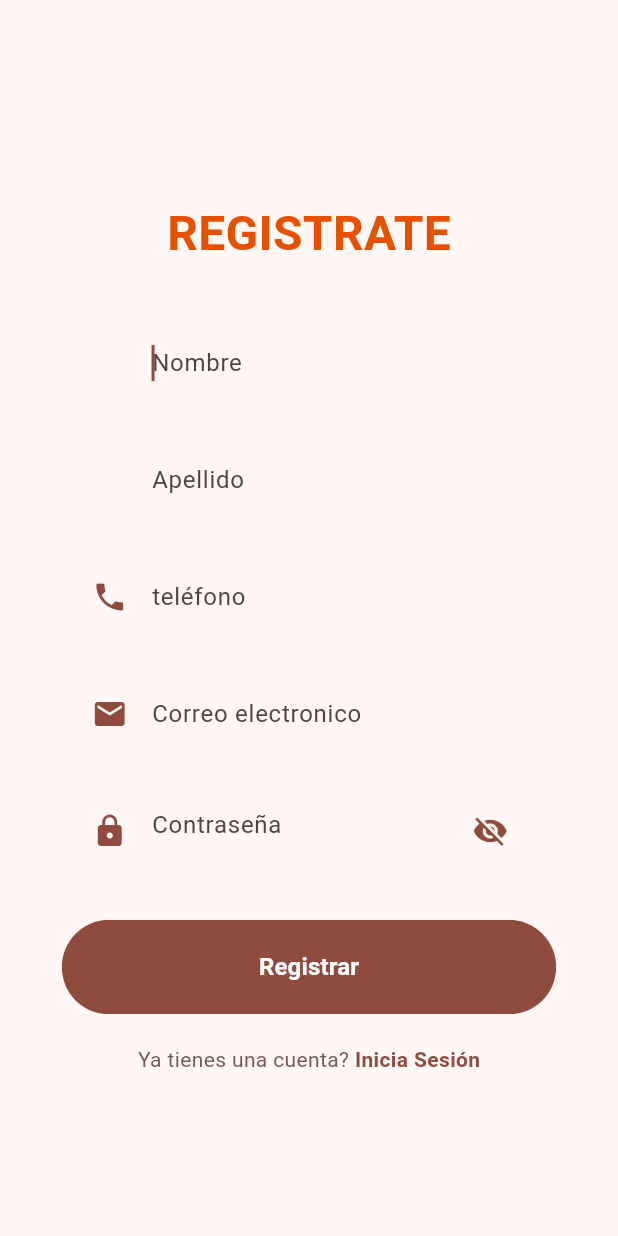
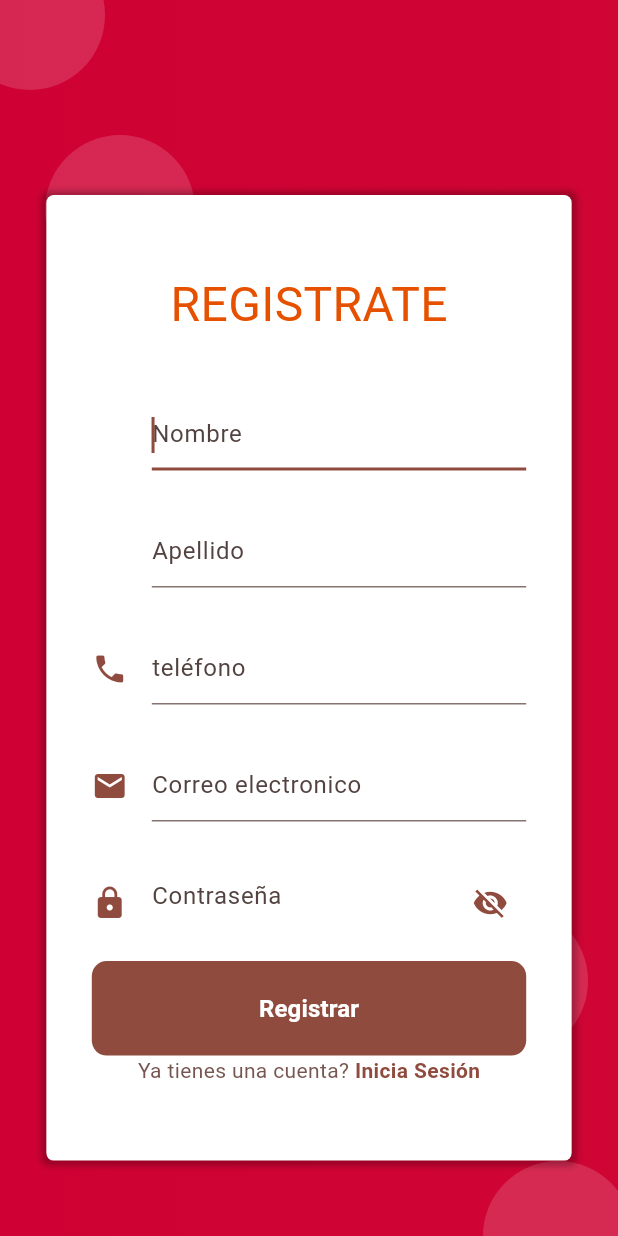
Before and after one commit to carlosribera/jobservice_ia, a Flutter app: the screen it shows after launch, after a tap on "Registrate", on a phone screen of 412 x 824 dp. Run offline on Flutter 3.47's test engine with Material 2 defaults, Android fonts, the phone set to English and light mode, and no system bars; our stand-ins replace avatar_glow, cloud_firestore, firebase_auth, firebase_core, flutter_icons, flutter_svg and 4 more; missing offline and left inert: dialogflow_grpc; accounts and stored records are empty; network calls fail; project files that could hold a hidden picture were left out.

Commit message:
ajustando detalles

```diff
--- a/lib/components/background_painter.dart
+++ /dev/null
@@ -1,129 +0,0 @@
-// ignore: unnecessary_import
-import 'dart:ui';
-
-import 'package:flutter/material.dart';
-
-class Point {
-  final double x;
-  final double y;
-
-  Point(this.x, this.y);
-}
-
-class BackgroundPainter extends CustomPainter {
-  final Paint linePaint;
-  final Paint bluePaint;
-  final Paint greyPaint;
-  final Paint orangePaint;
-
-  BackgroundPainter()
-      : bluePaint = Paint()
-          ..color = Colors.lightBlue.shade300
-          ..style = PaintingStyle.fill,
-        greyPaint = Paint()
-          ..color = Colors.blueGrey[900]
-          ..style = PaintingStyle.fill,
-        orangePaint = Paint()
-          ..color = Colors.orange.shade400
-          ..style = PaintingStyle.fill,
-        linePaint = Paint()
-          ..color = Colors.orange[300]
-          ..style = PaintingStyle.stroke
-          ..strokeWidth = 4;
-
-  void _addPointsToPath(Path path, List<Point> points) {
-    if (points.length < 3) {
-      throw UnsupportedError('Need three or more points to create a path.');
-    }
-
-    for (var i = 0; i < points.length - 2; i++) {
-      final xc = (points[i].x + points[i + 1].x) / 2;
-      final yc = (points[i].y + points[i + 1].y) / 2;
-      path.quadraticBezierTo(points[i].x, points[i].y, xc, yc);
-    }
-
-    // connect the last two points
-    path.quadraticBezierTo(
-      points[points.length - 2].x,
-      points[points.length - 2].y,
-      points[points.length - 1].x,
-      points[points.length - 1].y,
-    );
-  }
-
-  @override
-  void paint(Canvas canvas, Size size) {
-    paintBlue(size, canvas);
-    paintDark(size, canvas);
-    paintOrange(size, canvas);
-  }
-
-  void paintBlue(Size size, Canvas canvas) {
-    final path = Path();
-
-    path.moveTo(size.width, size.height);
-    path.lineTo(size.width, 0);
-    path.lineTo(0, 0);
-
-    _addPointsToPath(path, [
-      Point(
-        lerpDouble(0, size.width / 3, 1),
-        lerpDouble(0, size.height / 3, 1),
-      ),
-      Point(
-        lerpDouble(size.width / 2, size.height * 0.5, 1),
-        lerpDouble(size.width / 2, size.height, 0.5),
-      ),
-      Point(
-        size.width,
-        lerpDouble(size.width, size.height, 0.1),
-      ),
-    ]);
-    canvas.drawPath(path, bluePaint);
-  }
-
-  void paintDark(Size size, Canvas canvas) {
-    final path = Path();
-
-    path.moveTo(size.width, 300);
-    path.lineTo(size.width, 0);
-    path.lineTo(0, 0);
-    path.lineTo(0, lerpDouble(size.height / 4, size.height / 2, 0.9));
-    _addPointsToPath(
-      path,
-      [
-        Point(
-          size.width / 2,
-          lerpDouble(size.height / 2, size.height * 3 / 4, 0.5),
-        ),
-        Point(
-          size.width * 3.5 / 5,
-          lerpDouble(size.height / 6, size.height / 2, 0),
-        ),
-        Point(size.width, lerpDouble(size.height / 7.5, size.height / 4, 0)),
-      ],
-    );
-
-    canvas.drawPath(path, greyPaint);
-  }
-
-  void paintOrange(Size size, Canvas canvas) {
-    final path = Path();
-
-    path.moveTo(size.width * 3 / 4, 0);
-    path.lineTo(0, 0);
-    path.lineTo(0, lerpDouble(0, size.height / 4.5, 1));
-
-    _addPointsToPath(path, [
-      Point(size.width / 6, lerpDouble(0, size.height / 5, 1.2)),
-      Point(size.width / 3, lerpDouble(0, size.height / 10, 1)),
-      Point(size.width / 3 * 2, lerpDouble(0, size.height / 8, 0.5)),
-      Point(size.width * 3 / 4, 0),
-    ]);
-
-    canvas.drawPath(path, orangePaint);
-  }
-
-  @override
-  bool shouldRepaint(CustomPainter oldDelegate) => true;
-}
--- a/lib/components/google_signup_button_widget.dart
+++ b/lib/components/google_signup_button_widget.dart
@@ -4,7 +4,7 @@ import 'package:firebase_auth/firebase_auth.dart';
 import 'package:flutter/material.dart';
 import 'package:font_awesome_flutter/font_awesome_flutter.dart';
 import 'package:google_sign_in/google_sign_in.dart';
-import 'package:jobservice_ia/screens/home_options.dart';
+import 'package:jobservice_ia/screens/JobService/main_screen.dart';
 
 class GoogleSignupButtonWidget extends StatelessWidget {
   const GoogleSignupButtonWidget({Key key}) : super(key: key);
@@ -49,7 +49,7 @@ class GoogleSignupButtonWidget extends StatelessWidget {
     print(userCredential.user.displayName);
     if (userCredential.user != null) {
       Navigator.of(context)
-          .push(MaterialPageRoute(builder: (context) => const HomeOptions()));
+          .push(MaterialPageRoute(builder: (context) => const MainScreen()));
     }
   }
 
--- a/lib/components/rounded_button.dart
+++ b/lib/components/rounded_button.dart
@@ -16,15 +16,14 @@ class RoundedButton extends StatelessWidget {
     final colors = Theme.of(context).colorScheme;
     Size size = MediaQuery.of(context).size;
     return Container(
-      margin: const EdgeInsets.symmetric(vertical: 20),
+      padding: const EdgeInsets.symmetric(horizontal: 20),
       width: size.width * 0.8,
-      child: ClipRRect(
-        borderRadius:BorderRadius.circular(29),
-        // child: FlatButton(
-        child: TextButton(
+      child: TextButton(
           style: TextButton.styleFrom(
             backgroundColor: colors.primary,
             padding: const EdgeInsets.symmetric(vertical: 20, horizontal: 40),
+            shape: const RoundedRectangleBorder(
+                  borderRadius: BorderRadius.all(Radius.circular(10))),
           ),
           onPressed: press,
           child: Text(
@@ -36,7 +35,6 @@ class RoundedButton extends StatelessWidget {
             ),
           )
         ),
-      ),
     );
   }
 }
--- a/lib/components/rounded_input_field.dart
+++ b/lib/components/rounded_input_field.dart
@@ -29,7 +29,6 @@ class RoundedInputField extends StatelessWidget {
             color: colors.primary,
           ),
           hintText: hintText,
-          border: InputBorder.none,
         ),
       ),
     );
--- a/lib/main.dart
+++ b/lib/main.dart
@@ -1,7 +1,7 @@
 import 'package:firebase_auth/firebase_auth.dart';
 import 'package:firebase_core/firebase_core.dart';
 import 'package:flutter/material.dart';
-import 'package:jobservice_ia/screens/home_options.dart';
+import 'package:jobservice_ia/screens/JobService/main_screen.dart';
 import 'package:jobservice_ia/screens/login_screen.dart';
 import 'package:jobservice_ia/provider/google_sign_in.dart';
 import 'package:provider/provider.dart';
@@ -29,7 +29,6 @@ class MyApp extends StatelessWidget {
         }
         return MaterialApp(
           debugShowCheckedModeBanner: false,
-          title: 'Flutter Auth',
           theme: AppTheme(selectedColor: 0).theme(),
           home: ChangeNotifierProvider(
             create: (context) => GoogleSignInProvider(),
@@ -40,7 +39,7 @@ class MyApp extends StatelessWidget {
                 if (provider.isSigningIn) {
                   return buildLoading();
                 } else if (snapshot.hasData) {
-                return const HomeOptions();
+                  return const MainScreen();
                 } else {
                   return const LoginScreen();
                 }
--- a/lib/screens/JobService/main_screen.dart
+++ b/lib/screens/JobService/main_screen.dart
@@ -16,7 +16,7 @@ class _MainScreenState extends State<MainScreen> {
   @override
   Widget build(BuildContext context) {
     return Scaffold(
-      appBar: getAppBar(context,'Servicios',true),
+      appBar: getAppBar(context,'JobServices',true),
       body: PageView(
         physics: const NeverScrollableScrollPhysics(),
         children: List.generate(4, (index) => const Home()),
--- a/lib/screens/login_screen.dart
+++ b/lib/screens/login_screen.dart
@@ -2,8 +2,8 @@ import 'package:flutter/material.dart';
 import 'package:firebase_auth/firebase_auth.dart';
 
 import '../components/components_all.dart';
+import 'JobService/main_screen.dart';
 import 'register_screen.dart';
-import 'home_options.dart';
 
 class LoginScreen extends StatefulWidget {
   const LoginScreen({
@@ -19,7 +19,7 @@ class _LoginScreenState extends State<LoginScreen> {
   final emailController = TextEditingController();
   final passwordController = TextEditingController();
 
-  _logIn() async {
+  _logIn(context) async {
     try {
       await FirebaseAuth.instance.signInWithEmailAndPassword(
         email: emailController.text,
@@ -27,10 +27,9 @@ class _LoginScreenState extends State<LoginScreen> {
       );
 
       setState(() {});
-
-      // ignore: use_build_context_synchronously
+      Navigator.pop(context);
       Navigator.of(context)
-          .push(MaterialPageRoute(builder: (context) => const HomeOptions()));
+          .push(MaterialPageRoute(builder: (context) => const MainScreen()));
     } on FirebaseAuthException catch (e) {
       var message = '';
 
@@ -69,12 +68,94 @@ class _LoginScreenState extends State<LoginScreen> {
 
   @override
   Widget build(BuildContext context) {
+    return Scaffold(
+      body: Stack(children: [
+        _crearFondo(context),
+        _loginForm(context),
+      ]),
+    );
+  }
+
+  Widget _crearFondo(BuildContext context) {
+    final size = MediaQuery.of(context).size;
+    final fondoRojo = Container(
+      height: size.height * 0.4,
+      width: double.infinity,
+      decoration: const BoxDecoration(
+          gradient: LinearGradient(colors: <Color>[
+        Color.fromRGBO(207, 1, 52, 1.0),
+        Color.fromRGBO(207, 5, 52, 1.0),
+      ])),
+    );
+
+    final circulo = Container(
+      width: 100.0,
+      height: 100.0,
+      decoration: BoxDecoration(
+          borderRadius: BorderRadius.circular(100),
+          color: const Color.fromRGBO(255, 255, 255, 0.05)),
+    );
+
+    return Stack(
+      children: [
+        fondoRojo,
+        Positioned(top: 90.0, left: 30.0, child: circulo),
+        Positioned(top: -40.0, left: -30.0, child: circulo),
+        Positioned(bottom: -50.0, right: -10.0, child: circulo),
+        Positioned(bottom: 120.0, right: 20.0, child: circulo),
+        Container(
+          padding: const EdgeInsets.only(top: 90.0),
+          child: Column(
+            children: const [
+              Icon(
+                Icons.person_pin_circle,
+                color: Colors.white,
+                size: 100.0,
+              ),
+              SizedBox(
+                height: 10.0,
+                width: double.infinity,
+              ),
+              Text(
+                'Job Service',
+                style: TextStyle(color: Colors.white, fontSize: 25.0),
+              )
+            ],
+          ),
+        )
+      ],
+    );
+  }
+
+  Widget _loginForm(BuildContext context) {
     final colors = Theme.of(context).colorScheme;
-
-    Size size = MediaQuery.of(context).size;
-    return Scaffold(
-      body: Column(
-        mainAxisAlignment: MainAxisAlignment.center,
+    final size = MediaQuery.of(context).size;
+    return SingleChildScrollView(
+      child: Column(
+        children: [
+          SafeArea(
+              child: Container(
+            height: 180.0,
+          )),
+          const SizedBox(
+            height: 20.0,
+          ),
+          Container(
+            width: size.width * 0.85,
+            margin: const EdgeInsets.symmetric(vertical: 30.0),
+            padding: const EdgeInsets.symmetric(vertical: 50.0),
+            decoration: BoxDecoration(
+                color: Colors.white,
+                borderRadius: BorderRadius.circular(5.0),
+                boxShadow: const <BoxShadow>[
+                  BoxShadow(
+                    color: Colors.black26,
+                    blurRadius: 3.0,
+                    offset: Offset(0.0, 0.5),
+                    spreadRadius: 3.0,
+                  )
+                ]),
+            child: Column(
               children: <Widget>[
                 Text(
                   "Inicia Sesión",
@@ -82,8 +163,7 @@ class _LoginScreenState extends State<LoginScreen> {
                   style: TextStyle(
                       fontWeight: FontWeight.bold,
                       fontSize: 32.0,
-              color: colors.primary
-            ),
+                      color: colors.primary),
                 ),
                 SizedBox(height: size.height * 0.03),
                 RoundedInputField(
@@ -97,7 +177,8 @@ class _LoginScreenState extends State<LoginScreen> {
                   hintText: "Contraseña",
                   onChanged: (value) {},
                 ),
-          RoundedButton(text: "INGRESAR", press: () => _logIn()),
+                const SizedBox(height: 30.0),
+                RoundedButton(text: "INGRESAR", press: () => _logIn(context)),
                 SizedBox(
                   height: size.height * 0.03,
                 ),
@@ -119,6 +200,9 @@ class _LoginScreenState extends State<LoginScreen> {
                 ),
               ],
             ),
+          ),
+        ],
+      ),
     );
   }
 }
--- a/lib/screens/register_screen.dart
+++ b/lib/screens/register_screen.dart
@@ -1,9 +1,9 @@
 import 'package:flutter/material.dart';
 import 'package:cloud_firestore/cloud_firestore.dart';
 import 'package:firebase_auth/firebase_auth.dart';
+import 'package:jobservice_ia/screens/JobService/main_screen.dart';
 
 import '../components/components_all.dart';
-import 'home_options.dart';
 import 'login_screen.dart';
 
 class RegisterScreen extends StatefulWidget {
@@ -42,7 +42,7 @@ class _RegisterScreenState extends State<RegisterScreen> {
 
       // ignore: use_build_context_synchronously
       Navigator.of(context)
-          .push(MaterialPageRoute(builder: (context) => const HomeOptions()));
+          .push(MaterialPageRoute(builder: (context) => const MainScreen()));
     } on FirebaseAuthException catch (e) {
       var message = '';
 
@@ -73,16 +73,78 @@ class _RegisterScreenState extends State<RegisterScreen> {
 
   @override
   Widget build(BuildContext context) {
-    Size size = MediaQuery.of(context).size;
     return Scaffold(
-      body: Column(
+      body: Stack(
+        children: [
+          _crearFondo(context),
+          _registerForm(context),
+        ],
+      ),
+    );
+  }
+
+  Widget _crearFondo(BuildContext context) {
+    final size = MediaQuery.of(context).size;
+    final fondoRojo = Container(
+      height: size.height,
+      width: double.infinity,
+      decoration: const BoxDecoration(
+          gradient: LinearGradient(colors: <Color>[
+        Color.fromRGBO(207, 1, 52, 1.0),
+        Color.fromRGBO(207, 5, 52, 1.0),
+      ])),
+    );
+
+    final circulo = Container(
+      width: 100.0,
+      height: 100.0,
+      decoration: BoxDecoration(
+          borderRadius: BorderRadius.circular(100),
+          color: const Color.fromRGBO(255, 255, 255, 0.15)),
+    );
+
+    return Stack(
+      children: [
+        fondoRojo,
+        Positioned(top: 90.0, left: 30.0, child: circulo),
+        Positioned(top: -40.0, left: -30.0, child: circulo),
+        Positioned(bottom: -50.0, right: -10.0, child: circulo),
+        Positioned(bottom: 120.0, right: 20.0, child: circulo),
+      ],
+    );
+  }
+
+  Widget _registerForm(BuildContext context) {
+    final size = MediaQuery.of(context).size;
+
+    return SingleChildScrollView(
+      child: Column(children: [
+        SafeArea(
+            child: Container(
+          height: 100.0,
+        )),
+        Container(
+          width: size.width * 0.85,
+          margin: const EdgeInsets.symmetric(vertical: 30.0),
+          padding: const EdgeInsets.symmetric(vertical: 50.0),
+          decoration: BoxDecoration(
+              color: Colors.white,
+              borderRadius: BorderRadius.circular(5.0),
+              boxShadow: const <BoxShadow>[
+                BoxShadow(
+                  color: Colors.black26,
+                  blurRadius: 3.0,
+                  offset: Offset(0.0, 0.5),
+                  spreadRadius: 3.0,
+                )
+              ]),
+          child: Column(
               mainAxisAlignment: MainAxisAlignment.center,
               children: <Widget>[
-          SizedBox(height: size.height * 0.03),
                 const Text(
                   "REGISTRATE",
                   style: TextStyle(
-                fontWeight: FontWeight.bold,
+                      fontWeight: FontWeight.w400,
                       fontSize: 32.0,
                       color: Color(0xFFE65100)),
                 ),
@@ -127,10 +189,10 @@ class _RegisterScreenState extends State<RegisterScreen> {
                           },
                         ),
                       );
-            },
+                    }),
+              ]),
         ),
-        ],
-      ),
+      ]),
     );
   }
 }
```
Also changed, not shown: lib/screens/home_options.dart (deleted, +0 -88 lines), lib/utils/utils.dart (deleted, +0 -7 lines), lib/widgets/common_widgets.dart (deleted, +0 -35 lines), 1 other file. Lines whose indentation alone changed are shown as unchanged.
